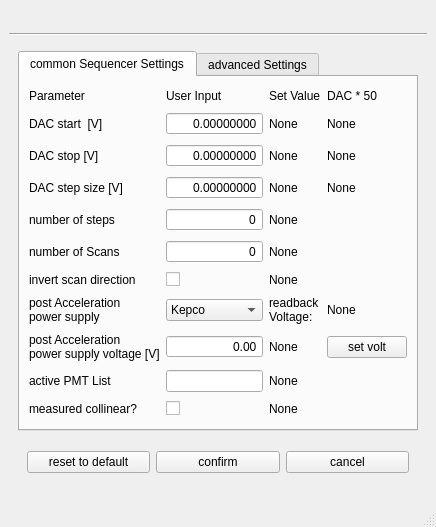
lasersphere/Tilda, file TildaHost/source/Interface/TrackParUi/Ui_TrackPar.ui: the form before one commit.
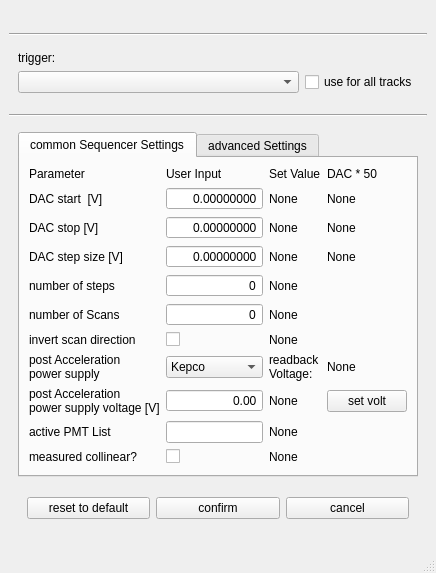
The form after the commit. Icons and pictures are not drawn.

```diff
--- a/TildaHost/source/Interface/TrackParUi/Ui_TrackPar.ui
+++ b/TildaHost/source/Interface/TrackParUi/Ui_TrackPar.ui
@@ -6,8 +6,8 @@
    <rect>
     <x>0</x>
     <y>0</y>
-    <width>428</width>
-    <height>527</height>
+    <width>413</width>
+    <height>561</height>
    </rect>
   </property>
   <property name="windowTitle">
@@ -33,6 +33,78 @@
         </property>
        </widget>
       </item>
+      <item>
+       <widget class="QWidget" name="widget_trigger" native="true">
+        <property name="sizePolicy">
+         <sizepolicy hsizetype="Preferred" vsizetype="Minimum">
+          <horstretch>0</horstretch>
+          <verstretch>0</verstretch>
+         </sizepolicy>
+        </property>
+        <property name="minimumSize">
+         <size>
+          <width>0</width>
+          <height>0</height>
+         </size>
+        </property>
+        <layout class="QVBoxLayout" name="verticalLayout_3">
+         <item>
+          <layout class="QGridLayout" name="gridLayout">
+           <item row="0" column="0">
+            <widget class="QLabel" name="label">
+             <property name="text">
+              <string>trigger:</string>
+             </property>
+            </widget>
+           </item>
+           <item row="1" column="0">
+            <widget class="QComboBox" name="comboBox_triggerSelect">
+             <property name="sizePolicy">
+              <sizepolicy hsizetype="MinimumExpanding" vsizetype="Fixed">
+               <horstretch>0</horstretch>
+               <verstretch>0</verstretch>
+              </sizepolicy>
+             </property>
+             <property name="minimumSize">
+              <size>
+               <width>0</width>
+               <height>20</height>
+              </size>
+             </property>
+            </widget>
+           </item>
+           <item row="1" column="1">
+            <widget class="QCheckBox" name="checkBox">
+             <property name="sizePolicy">
+              <sizepolicy hsizetype="Preferred" vsizetype="Fixed">
+               <horstretch>0</horstretch>
+               <verstretch>0</verstretch>
+              </sizepolicy>
+             </property>
+             <property name="text">
+              <string>use for all tracks</string>
+             </property>
+            </widget>
+           </item>
+          </layout>
+         </item>
+         <item>
+          <layout class="QVBoxLayout" name="trigger_vert_layout">
+           <item>
+            <widget class="QWidget" name="widget_trigger_place_holder" native="true"/>
+           </item>
+          </layout>
+         </item>
+        </layout>
+       </widget>
+      </item>
+      <item>
+       <widget class="Line" name="line_2">
+        <property name="orientation">
+         <enum>Qt::Horizontal</enum>
+        </property>
+       </widget>
+      </item>
       <item>
        <widget class="QWidget" name="commonSequencerSettings" native="true">
         <layout class="QVBoxLayout" name="verticalLayout_4">
```
